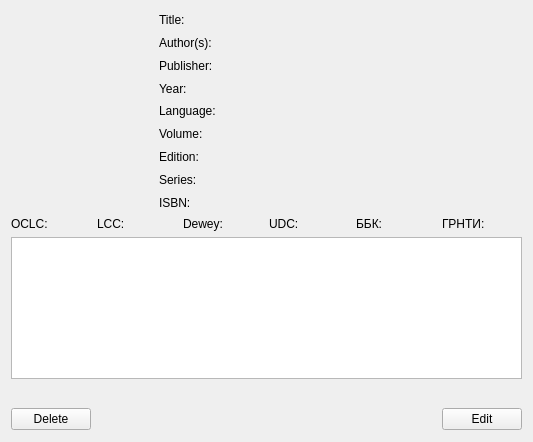
The window that bookshow.ui (algamest/toshokan) describes before a commit, drawn with Qt 5.
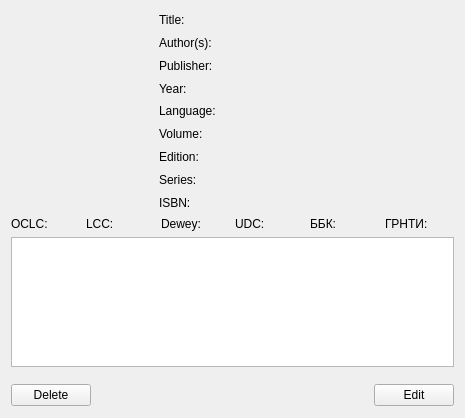
The same window after the commit. Custom widgets are drawn as their Qt base class.

The edit to the form file:
```diff
--- a/bookshow.ui
+++ b/bookshow.ui
@@ -6,8 +6,8 @@
    <rect>
     <x>0</x>
     <y>0</y>
-    <width>533</width>
-    <height>442</height>
+    <width>465</width>
+    <height>418</height>
    </rect>
   </property>
   <property name="windowTitle">
```
